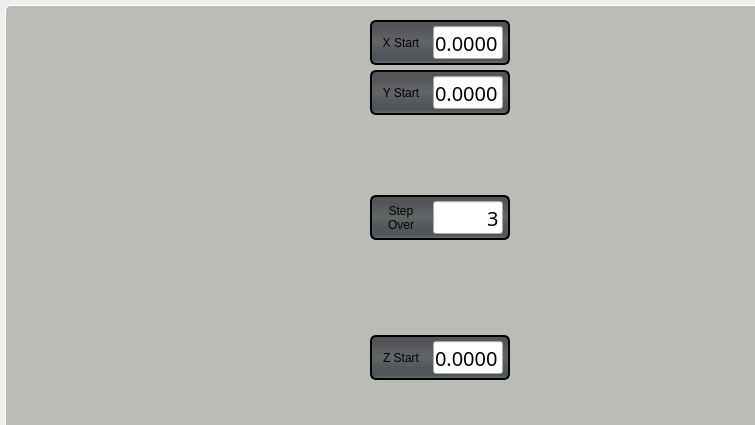
Old version of the form mindovercncmill/widgets/conversational/ui/facing_op.ui in the repository 85vmh/mindovercncmill; both pictures show x 0 to 755 and y 0 to 425 of the 1100 by 600 pixel window.
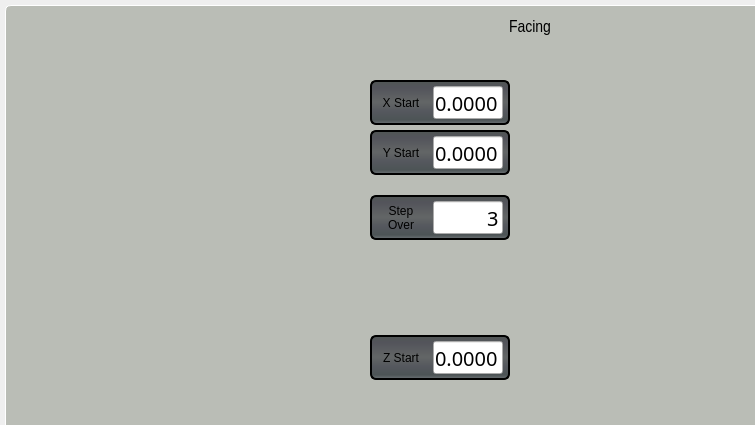
New version of the form. Custom widgets are drawn as their Qt base class.

Commit message: added new fonts, more conversational work

Diff of the .ui file:
```diff
--- a/mindovercncmill/widgets/conversational/ui/facing_op.ui
+++ b/mindovercncmill/widgets/conversational/ui/facing_op.ui
@@ -75,7 +75,7 @@
     <property name="geometry">
      <rect>
       <x>365</x>
-      <y>15</y>
+      <y>75</y>
       <width>140</width>
       <height>45</height>
      </rect>
@@ -471,7 +471,7 @@
     <property name="geometry">
      <rect>
       <x>365</x>
-      <y>65</y>
+      <y>125</y>
       <width>140</width>
       <height>45</height>
      </rect>
@@ -1253,16 +1253,6 @@
      </item>
     </layout>
    </widget>
-   <widget class="GeneralParamsWidget" name="generalparamswidget">
-    <property name="geometry">
-     <rect>
-      <x>5</x>
-      <y>5</y>
-      <width>336</width>
-      <height>406</height>
-     </rect>
-    </property>
-   </widget>
    <widget class="QPushButton" name="btnCancel">
     <property name="geometry">
      <rect>
@@ -1276,6 +1266,62 @@
      <string>Cancel</string>
     </property>
    </widget>
+   <widget class="GeneralParamsWidget" name="generalparamswidget">
+    <property name="geometry">
+     <rect>
+      <x>5</x>
+      <y>60</y>
+      <width>331</width>
+      <height>250</height>
+     </rect>
+    </property>
+   </widget>
+   <widget class="QLabel" name="label_170">
+    <property name="geometry">
+     <rect>
+      <x>450</x>
+      <y>5</y>
+      <width>150</width>
+      <height>35</height>
+     </rect>
+    </property>
+    <property name="sizePolicy">
+     <sizepolicy hsizetype="Fixed" vsizetype="Fixed">
+      <horstretch>0</horstretch>
+      <verstretch>0</verstretch>
+     </sizepolicy>
+    </property>
+    <property name="minimumSize">
+     <size>
+      <width>120</width>
+      <height>35</height>
+     </size>
+    </property>
+    <property name="maximumSize">
+     <size>
+      <width>150</width>
+      <height>35</height>
+     </size>
+    </property>
+    <property name="font">
+     <font>
+      <family>Liberation Sans Narrow</family>
+      <pointsize>13</pointsize>
+     </font>
+    </property>
+    <property name="lineWidth">
+     <number>0</number>
+    </property>
+    <property name="text">
+     <string>Facing</string>
+    </property>
+    <property name="alignment">
+     <set>Qt::AlignCenter</set>
+    </property>
+    <property name="indent">
+     <number>0</number>
+    </property>
+   </widget>
   </widget>
  </widget>
  <customwidgets>
```
The commit also changes 22 other files.
